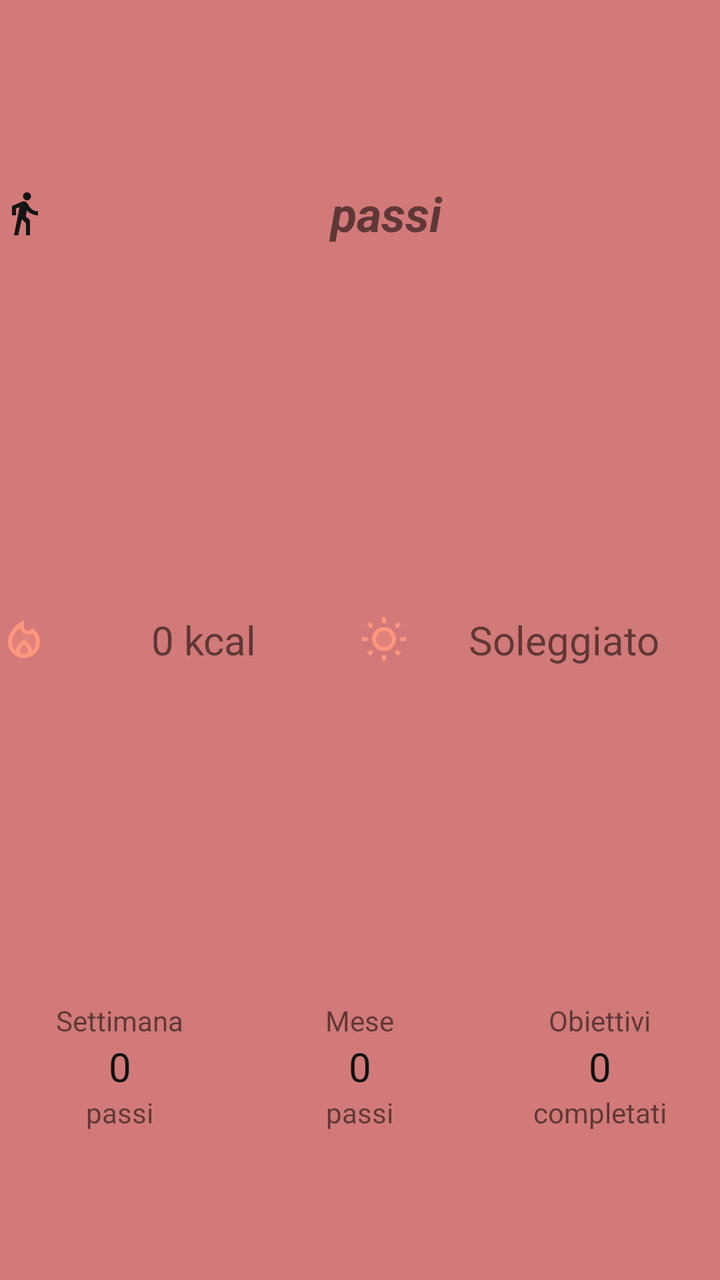
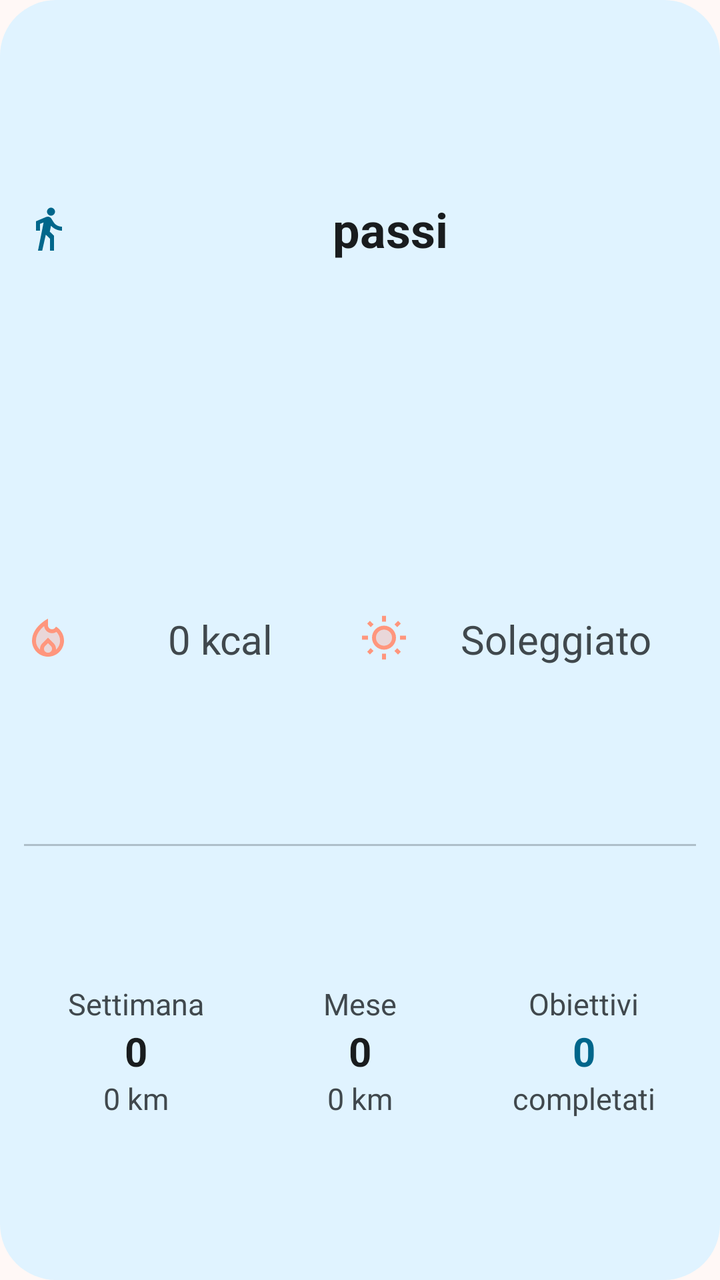

Compare the two renders of this Android layout. The source of the first and the diff that turns it into the second are given below.
<!-- AndroidManifest.xml: application theme Theme.Passi -->
<!-- res/layout/widget_layout_large.xml -->
<?xml version="1.0" encoding="utf-8"?>
<LinearLayout xmlns:android="http://schemas.android.com/apk/res/android"
    android:layout_width="match_parent"
    android:layout_height="match_parent"
    android:orientation="vertical"
    android:background="@color/light_black">

    <TextView
        android:id="@+id/textView8"
        android:layout_width="match_parent"
        android:layout_height="0dp"
        android:layout_weight="1"
        android:drawableLeft="@drawable/walk_black"
        android:drawablePadding="2dp"
        android:gravity="center"
        android:text="@string/passi"
        android:textSize="@dimen/text_size_headline"
        android:textStyle="bold|italic"
        android:typeface="normal" />

    <LinearLayout
        android:layout_width="match_parent"
        android:layout_height="0dp"
        android:layout_weight="1"
        android:orientation="horizontal">

        <TextView
            android:id="@+id/textView9"
            android:layout_width="0dp"
            android:layout_height="match_parent"
            android:layout_weight="1"
            android:drawableLeft="@drawable/fire"
            android:text="@string/calorie"
            android:textSize="@dimen/text_size_subtitle"
            android:gravity="center"
            android:layout_marginRight="-110dp" />

        <TextView
            android:id="@+id/textView10"
            android:layout_width="0dp"
            android:layout_height="match_parent"
            android:layout_weight="1"
            android:layout_marginStart="110dp"
            android:drawableLeft="@drawable/sunny"
            android:text="@string/meteoSole"
            android:gravity="center"
            android:textSize="@dimen/text_size_subtitle" />


    </LinearLayout>

    <LinearLayout
        android:layout_width="match_parent"
        android:layout_height="0dp"
        android:layout_weight="1"
        android:gravity="center"
        android:textSize="@dimen/text_size_subtitle">
        <LinearLayout
            android:layout_width="0dp"
            android:layout_height="wrap_content"
            android:layout_weight="1"
            android:orientation="vertical"
            android:gravity="center">
            <TextView
                android:layout_width="wrap_content"
                android:layout_height="wrap_content"
                android:text="@string/settimana"/>
            <TextView
                android:id="@+id/mediaPassiSettimana"
                android:layout_width="wrap_content"
                android:layout_height="wrap_content"
                android:text="@string/passiOggi"
                android:textSize="@dimen/text_size_subtitle"
                android:textColor="@color/black" />
            <TextView
                android:id="@+id/mediaKmSettimana"
                android:layout_width="wrap_content"
                android:layout_height="wrap_content"
                android:text="@string/km"/>
        </LinearLayout>
        <LinearLayout
            android:layout_width="0dp"
            android:layout_height="wrap_content"
            android:layout_weight="1"
            android:orientation="vertical"
            android:gravity="center">
            <TextView
                android:layout_width="wrap_content"
                android:layout_height="wrap_content"
                android:text="@string/mese"/>
            <TextView
                android:id="@+id/mediaPassiMese"
                android:layout_width="wrap_content"
                android:layout_height="wrap_content"
                android:text="@string/passiOggi"
                android:textSize="@dimen/text_size_subtitle"
                android:textColor="@color/black" />
            <TextView
                android:id="@+id/mediaKmMese"
                android:layout_width="wrap_content"
                android:layout_height="wrap_content"
                android:text="@string/km"/>
        </LinearLayout>
        <LinearLayout
            android:layout_width="0dp"
            android:layout_height="wrap_content"
            android:layout_weight="1"
            android:orientation="vertical"
            android:gravity="center">
            <TextView
                android:layout_width="wrap_content"
                android:layout_height="wrap_content"
                android:text="@string/obiettivi"/>
            <TextView
                android:id="@+id/obiettiviRaggiunti"
                android:layout_width="wrap_content"
                android:layout_height="wrap_content"
                android:text="@string/passiOggi"
                android:textSize="@dimen/text_size_subtitle"
                android:textColor="@color/black" />
            <TextView
                android:id="@+id/obiettiviTotali"
                android:layout_width="wrap_content"
                android:layout_height="wrap_content"
                android:text="@string/obiettiviTot"/>
        </LinearLayout>
    </LinearLayout>


</LinearLayout>
<!-- resources referenced by this layout -->
<resources>
  <color name="black">#FF111111</color>
  <color name="light_black">#d27979</color>
  <string name="km">passi</string>
  <style name="Theme.Passi" parent="Theme.MaterialComponents.DayNight.DarkActionBar">
          
          <item name="colorPrimary">@color/orange_500</item>
          <item name="colorPrimaryVariant">@color/orange_700</item>
          <item name="colorOnPrimary">@color/white</item>
          
          <item name="colorSecondary">@color/grey_300</item>
          <item name="colorSecondaryVariant">@color/grey_100</item>
          <item name="colorOnSecondary">@color/black</item>
          
          <item name="android:statusBarColor">?attr/colorPrimaryVariant</item>
          
      </style>
  <color name="orange_500">#FFFF7724</color>
  <color name="orange_700">#FFE64E1B</color>
  <color name="white">#FFFFFFFF</color>
  <color name="grey_300">#FFE5E5E5</color>
  <color name="grey_100">#FFF6F6F6</color>
  <!-- unchanged entries left out for length: 13 -->
</resources>

<!-- the commit's change to res/layout/widget_layout_large.xml (unified diff, before → after) -->
@@ -2,8 +2,9 @@
 <LinearLayout xmlns:android="http://schemas.android.com/apk/res/android"
     android:layout_width="match_parent"
     android:layout_height="match_parent"
+    android:background="@drawable/widget_background"
     android:orientation="vertical"
-    android:background="@color/light_black">
+    android:padding="@dimen/widget_padding">
 
     <TextView
         android:id="@+id/textView8"
@@ -11,13 +12,15 @@
         android:layout_height="0dp"
         android:layout_weight="1"
         android:drawableLeft="@drawable/walk_black"
-        android:drawablePadding="2dp"
+        android:drawablePadding="6dp"
+        android:drawableTint="@color/widget_accent"
         android:gravity="center"
         android:text="@string/passi"
+        android:textColor="@color/widget_on_background"
         android:textSize="@dimen/text_size_headline"
-        android:textStyle="bold|italic"
-        android:typeface="normal" />
+        android:textStyle="bold" />
 
+    
     <LinearLayout
         android:layout_width="match_parent"
         android:layout_height="0dp"
@@ -30,101 +33,135 @@
             android:layout_height="match_parent"
             android:layout_weight="1"
             android:drawableLeft="@drawable/fire"
+            android:drawablePadding="4dp"
+            android:gravity="center"
             android:text="@string/calorie"
-            android:textSize="@dimen/text_size_subtitle"
-            android:gravity="center"
-            android:layout_marginRight="-110dp" />
+            android:textColor="@color/widget_on_background_variant"
+            android:textSize="@dimen/text_size_subtitle" />
 
         <TextView
             android:id="@+id/textView10"
             android:layout_width="0dp"
             android:layout_height="match_parent"
             android:layout_weight="1"
-            android:layout_marginStart="110dp"
             android:drawableLeft="@drawable/sunny"
+            android:drawablePadding="4dp"
+            android:gravity="center"
             android:text="@string/meteoSole"
-            android:gravity="center"
+            android:textColor="@color/widget_on_background_variant"
             android:textSize="@dimen/text_size_subtitle" />
 
+    </LinearLayout>
 
-    </LinearLayout>
+    
+    <LinearLayout
+        android:layout_width="match_parent"
+        android:layout_height="1dp"
+        android:alpha="0.3"
+        android:background="@color/widget_on_background_variant" />
 
     <LinearLayout
         android:layout_width="match_parent"
         android:layout_height="0dp"
         android:layout_weight="1"
         android:gravity="center"
-        android:textSize="@dimen/text_size_subtitle">
+        android:orientation="horizontal">
+
         <LinearLayout
             android:layout_width="0dp"
             android:layout_height="wrap_content"
             android:layout_weight="1"
-            android:orientation="vertical"
-            android:gravity="center">
+            android:gravity="center"
+            android:orientation="vertical">
+
             <TextView
                 android:layout_width="wrap_content"
                 android:layout_height="wrap_content"
-                android:text="@string/settimana"/>
+                android:text="@string/settimana"
+                android:textColor="@color/widget_on_background_variant"
+                android:textSize="@dimen/text_size_caption" />
+
             <TextView
                 android:id="@+id/mediaPassiSettimana"
                 android:layout_width="wrap_content"
                 android:layout_height="wrap_content"
                 android:text="@string/passiOggi"
+                android:textColor="@color/widget_on_background"
                 android:textSize="@dimen/text_size_subtitle"
-                android:textColor="@color/black" />
+                android:textStyle="bold" />
+
             <TextView
                 android:id="@+id/mediaKmSettimana"
                 android:layout_width="wrap_content"
                 android:layout_height="wrap_content"
-                android:text="@string/km"/>
+                android:text="@string/kmEtichetta"
+                android:textColor="@color/widget_on_background_variant"
+                android:textSize="@dimen/text_size_caption" />
         </LinearLayout>
+
         <LinearLayout
             android:layout_width="0dp"
             android:layout_height="wrap_content"
             android:layout_weight="1"
-            android:orientation="vertical"
-            android:gravity="center">
+            android:gravity="center"
+            android:orientation="vertical">
+
             <TextView
                 android:layout_width="wrap_content"
                 android:layout_height="wrap_content"
-                android:text="@string/mese"/>
+                android:text="@string/mese"
+                android:textColor="@color/widget_on_background_variant"
+                android:textSize="@dimen/text_size_caption" />
+
             <TextView
                 android:id="@+id/mediaPassiMese"
                 android:layout_width="wrap_content"
                 android:layout_height="wrap_content"
                 android:text="@string/passiOggi"
+                android:textColor="@color/widget_on_background"
                 android:textSize="@dimen/text_size_subtitle"
-                android:textColor="@color/black" />
+                android:textStyle="bold" />
+
             <TextView
                 android:id="@+id/mediaKmMese"
                 android:layout_width="wrap_content"
                 android:layout_height="wrap_content"
-                android:text="@string/km"/>
+                android:text="@string/kmEtichetta"
+                android:textColor="@color/widget_on_background_variant"
+                android:textSize="@dimen/text_size_caption" />
         </LinearLayout>
+
         <LinearLayout
             android:layout_width="0dp"
             android:layout_height="wrap_content"
             android:layout_weight="1"
-            android:orientation="vertical"
-            android:gravity="center">
+            android:gravity="center"
+            android:orientation="vertical">
+
             <TextView
                 android:layout_width="wrap_content"
                 android:layout_height="wrap_content"
-                android:text="@string/obiettivi"/>
+                android:text="@string/obiettivi"
+                android:textColor="@color/widget_on_background_variant"
+                android:textSize="@dimen/text_size_caption" />
+
             <TextView
                 android:id="@+id/obiettiviRaggiunti"
                 android:layout_width="wrap_content"
                 android:layout_height="wrap_content"
                 android:text="@string/passiOggi"
+                android:textColor="@color/widget_accent"
                 android:textSize="@dimen/text_size_subtitle"
-                android:textColor="@color/black" />
+                android:textStyle="bold" />
+
             <TextView
                 android:id="@+id/obiettiviTotali"
                 android:layout_width="wrap_content"
                 android:layout_height="wrap_content"
-                android:text="@string/obiettiviTot"/>
+                android:text="@string/obiettiviTot"
+                android:textColor="@color/widget_on_background_variant"
+                android:textSize="@dimen/text_size_caption" />
         </LinearLayout>
     </LinearLayout>
 
-
 </LinearLayout>
<!-- resource entries referenced after the edit -->
@@ -1,26 +1,131 @@
 <!-- resources referenced by this layout -->
 <resources>
-  <color name="black">#FF111111</color>
-  <color name="light_black">#d27979</color>
-  <string name="km">passi</string>
-  <style name="Theme.Passi" parent="Theme.MaterialComponents.DayNight.DarkActionBar">
+  <color name="widget_accent">#FFB3400A</color>
+  <color name="widget_on_background">#FF221A16</color>
+  <color name="widget_on_background_variant">#FF53433D</color>
+  <dimen name="text_size_caption">15sp</dimen>
+  <dimen name="widget_padding">12dp</dimen>
+  <!-- drawable widget_background (drawable) -->
+  <?xml version="1.0" encoding="utf-8"?>
+  <shape xmlns:android="http://schemas.android.com/apk/res/android"
+      android:shape="rectangle">
+      <solid android:color="@color/widget_background" />
+      <corners android:radius="@dimen/widget_corner_radius" />
+  </shape>
+  <string name="kmEtichetta">0 km</string>
+  <style name="Theme.Passi" parent="Theme.Material3.DayNight.NoActionBar">
+  
+          <item name="colorPrimary">@color/md_primary</item>
+          <item name="colorOnPrimary">@color/md_on_primary</item>
+          <item name="colorPrimaryContainer">@color/md_primary_container</item>
+          <item name="colorOnPrimaryContainer">@color/md_on_primary_container</item>
+  
+          <item name="colorSecondary">@color/md_secondary</item>
+          <item name="colorOnSecondary">@color/md_on_secondary</item>
+          <item name="colorSecondaryContainer">@color/md_secondary_container</item>
+          <item name="colorOnSecondaryContainer">@color/md_on_secondary_container</item>
+  
+          <item name="colorTertiary">@color/md_tertiary</item>
+          <item name="colorOnTertiary">@color/md_on_tertiary</item>
+          <item name="colorTertiaryContainer">@color/md_tertiary_container</item>
+          <item name="colorOnTertiaryContainer">@color/md_on_tertiary_container</item>
+  
+          <item name="colorError">@color/md_error</item>
+          <item name="colorOnError">@color/md_on_error</item>
+          <item name="colorErrorContainer">@color/md_error_container</item>
+          <item name="colorOnErrorContainer">@color/md_on_error_container</item>
+  
+          <item name="android:colorBackground">@color/md_background</item>
+          <item name="colorOnBackground">@color/md_on_background</item>
+          <item name="colorSurface">@color/md_surface</item>
+          <item name="colorOnSurface">@color/md_on_surface</item>
+          <item name="colorSurfaceVariant">@color/md_surface_variant</item>
+          <item name="colorOnSurfaceVariant">@color/md_on_surface_variant</item>
+          <item name="colorSurfaceContainerLowest">@color/md_surface_container_lowest</item>
+          <item name="colorSurfaceContainerLow">@color/md_surface_container_low</item>
+          <item name="colorSurfaceContainer">@color/md_surface_container</item>
+          <item name="colorSurfaceContainerHigh">@color/md_surface_container_high</item>
+          <item name="colorSurfaceContainerHighest">@color/md_surface_container_highest</item>
+  
+          <item name="colorOutline">@color/md_outline</item>
+          <item name="colorOutlineVariant">@color/md_outline_variant</item>
+          <item name="colorSurfaceInverse">@color/md_inverse_surface</item>
+          <item name="colorOnSurfaceInverse">@color/md_inverse_on_surface</item>
+  
           
-          <item name="colorPrimary">@color/orange_500</item>
-          <item name="colorPrimaryVariant">@color/orange_700</item>
-          <item name="colorOnPrimary">@color/white</item>
+          <item name="android:statusBarColor">?android:attr/colorBackground</item>
+          <item name="android:navigationBarColor">?attr/colorSurfaceContainer</item>
+  
           
-          <item name="colorSecondary">@color/grey_300</item>
-          <item name="colorSecondaryVariant">@color/grey_100</item>
-          <item name="colorOnSecondary">@color/black</item>
-          
-          <item name="android:statusBarColor">?attr/colorPrimaryVariant</item>
-          
+          <item name="materialCardViewStyle">@style/PassiCard</item>
+          <item name="materialButtonStyle">@style/PassiButton</item>
+          <item name="materialSwitchStyle">@style/PassiSwitch</item>
+          <item name="bottomNavigationStyle">@style/PassiBottomNav</item>
+          <item name="toolbarStyle">@style/PassiToolbar</item>
       </style>
-  <color name="orange_500">#FFFF7724</color>
-  <color name="orange_700">#FFE64E1B</color>
-  <color name="white">#FFFFFFFF</color>
-  <color name="grey_300">#FFE5E5E5</color>
-  <color name="grey_100">#FFF6F6F6</color>
+  <color name="widget_background">#FFFCEAE3</color>
+  <dimen name="widget_corner_radius">16dp</dimen>
+  <color name="md_primary">#FFB3400A</color>
+  <color name="md_on_primary">#FFFFFFFF</color>
+  <color name="md_primary_container">#FFFFDBCC</color>
+  <color name="md_on_primary_container">#FF3B0A00</color>
+  <color name="md_secondary">#FF77574A</color>
+  <color name="md_on_secondary">#FFFFFFFF</color>
+  <color name="md_secondary_container">#FFFFDBCC</color>
+  <color name="md_on_secondary_container">#FF2C160D</color>
+  <color name="md_tertiary">#FF6C5D2F</color>
+  <color name="md_on_tertiary">#FFFFFFFF</color>
+  <color name="md_tertiary_container">#FFF5E1A7</color>
+  <color name="md_on_tertiary_container">#FF241A00</color>
+  <color name="md_error">#FFBA1A1A</color>
+  <color name="md_on_error">#FFFFFFFF</color>
+  <color name="md_error_container">#FFFFDAD6</color>
+  <color name="md_on_error_container">#FF410002</color>
+  <color name="md_background">#FFFFF8F6</color>
+  <color name="md_on_background">#FF221A16</color>
+  <color name="md_surface">#FFFFF8F6</color>
+  <color name="md_on_surface">#FF221A16</color>
+  <color name="md_surface_variant">#FFF5DED5</color>
+  <color name="md_on_surface_variant">#FF53433D</color>
+  <color name="md_surface_container_lowest">#FFFFFFFF</color>
+  <color name="md_surface_container_low">#FFFFF1EB</color>
+  <color name="md_surface_container">#FFFCEAE3</color>
+  <color name="md_surface_container_high">#FFF7E4DD</color>
+  <color name="md_surface_container_highest">#FFF1DED7</color>
+  <color name="md_outline">#FF85736C</color>
+  <color name="md_outline_variant">#FFD8C2BA</color>
+  <color name="md_inverse_surface">#FF382E2A</color>
+  <color name="md_inverse_on_surface">#FFFFEDE7</color>
+  <style name="PassiCard" parent="Widget.Material3.CardView.Filled">
+          <item name="cardBackgroundColor">?attr/colorSurfaceContainer</item>
+          <item name="cardCornerRadius">@dimen/card_corner_radius</item>
+          <item name="cardElevation">0dp</item>
+          <item name="cardUseCompatPadding">false</item>
+      </style>
+  <style name="PassiButton" parent="Widget.Material3.Button">
+          <item name="android:textSize">@dimen/text_size_body</item>
+          <item name="android:minHeight">56dp</item>
+          <item name="android:paddingStart">@dimen/space_l</item>
+          <item name="android:paddingEnd">@dimen/space_l</item>
+          <item name="iconGravity">textEnd</item>
+      </style>
+  <style name="PassiSwitch" parent="Widget.Material3.CompoundButton.MaterialSwitch" />
+  <style name="PassiBottomNav" parent="Widget.Material3.BottomNavigationView">
+          <item name="android:background">?attr/colorSurfaceContainer</item>
+          <item name="labelVisibilityMode">labeled</item>
+      </style>
+  <style name="PassiToolbar" parent="Widget.Material3.Toolbar.OnSurface">
+          <item name="titleTextAppearance">@style/PassiToolbarTitle</item>
+          <item name="android:background">?android:attr/colorBackground</item>
+      </style>
+  <dimen name="card_corner_radius">20dp</dimen>
+  <dimen name="text_size_body">18sp</dimen>
+  <dimen name="space_l">24dp</dimen>
+  <style name="PassiToolbarTitle" parent="TextAppearance.Material3.TitleLarge">
+          <item name="android:textSize">@dimen/text_size_title</item>
+          <item name="android:textColor">?attr/colorOnBackground</item>
+      </style>
+  <dimen name="text_size_title">22sp</dimen>
   <!-- unchanged entries left out for length: 13 -->
 </resources>
 
